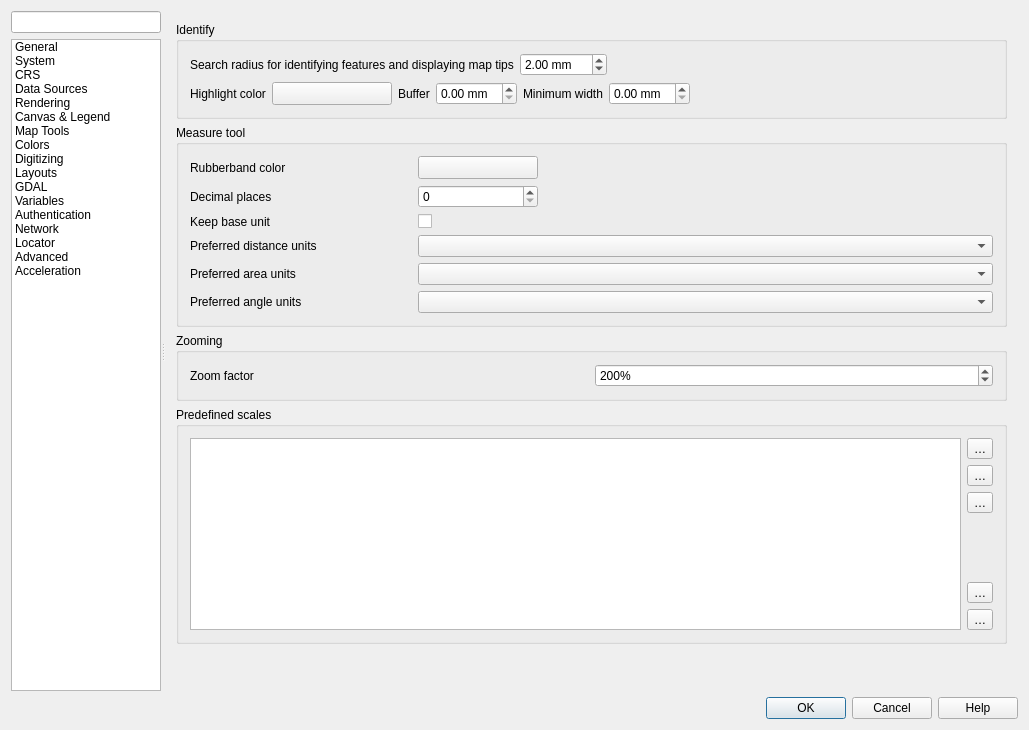
First picture: the form in src/ui/qgsoptionsbase.ui, repository carsmie/QGIS, before the edit.
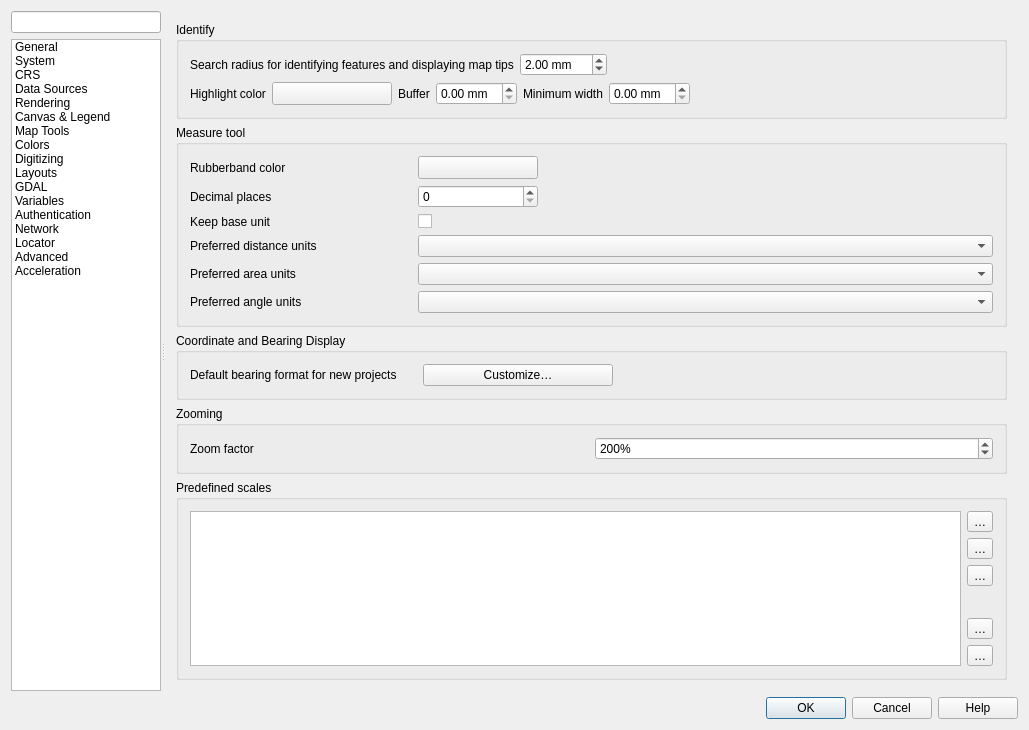
Second picture: the form after the edit. The open tabs and pages were chosen to show the change. Icons and pictures are not drawn. Custom widgets are drawn as their Qt base class.

Commit message:
[FEATURE] Add setting for format to show angular bearings to projects and profile options
The Settings - Options - Map Tools tab contains a new setting for
controlling the default format to use for displaying angular bearings for
newly created projects. Whenever a new project is created, it will
inherit this default settings.

The Project Properties dialog also has a new setting for the project-specific
bearing format.

The intention is that whenever angular bearings are shown in QGIS,
they will be formatted using the current project's bearing format
settings.

```diff
--- a/src/ui/qgsoptionsbase.ui
+++ b/src/ui/qgsoptionsbase.ui
@@ -3497,6 +3497,67 @@
                  </layout>
                 </widget>
                </item>
+               <item>
+                <widget class="QgsCollapsibleGroupBox" name="mCoordinateDisplayGroup">
+                 <property name="sizePolicy">
+                  <sizepolicy hsizetype="Preferred" vsizetype="Maximum">
+                   <horstretch>0</horstretch>
+                   <verstretch>0</verstretch>
+                  </sizepolicy>
+                 </property>
+                 <property name="title">
+                  <string>Coordinate and Bearing Display</string>
+                 </property>
+                 <property name="syncGroup" stdset="0">
+                  <string notr="true">projgeneral</string>
+                 </property>
+                 <layout class="QGridLayout" name="gridLayout_30" columnstretch="0,0,3,6">
+                  <item row="0" column="3">
+                   <spacer name="horizontalSpacer_10">
+                    <property name="orientation">
+                     <enum>Qt::Horizontal</enum>
+                    </property>
+                    <property name="sizeHint" stdset="0">
+                     <size>
+                      <width>40</width>
+                      <height>20</height>
+                     </size>
+                    </property>
+                   </spacer>
+                  </item>
+                  <item row="0" column="0">
+                   <widget class="QLabel" name="label_69">
+                    <property name="text">
+                     <string>Default bearing format for new projects</string>
+                    </property>
+                   </widget>
+                  </item>
+                  <item row="0" column="2">
+                   <widget class="QPushButton" name="mCustomizeBearingFormatButton">
+                    <property name="text">
+                     <string>Customize…</string>
+                    </property>
+                   </widget>
+                  </item>
+                  <item row="0" column="1">
+                   <spacer name="horizontalSpacer_11">
+                    <property name="orientation">
+                     <enum>Qt::Horizontal</enum>
+                    </property>
+                    <property name="sizeType">
+                     <enum>QSizePolicy::Maximum</enum>
+                    </property>
+                    <property name="sizeHint" stdset="0">
+                     <size>
+                      <width>20</width>
+                      <height>20</height>
+                     </size>
+                    </property>
+                   </spacer>
+                  </item>
+                 </layout>
+                </widget>
+               </item>
                <item>
                 <widget class="QgsCollapsibleGroupBox" name="groupBox_10">
                  <property name="title">
```
Left out of the diff: 1 changed line with no effect on the pictures. The commit also changes 15 other files.
